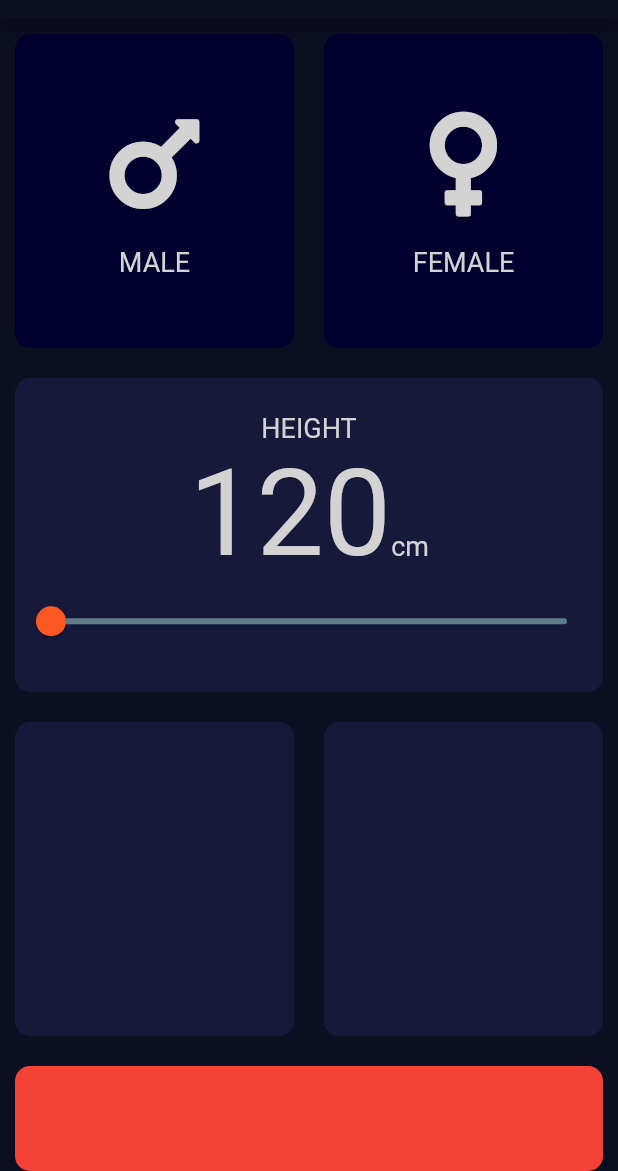
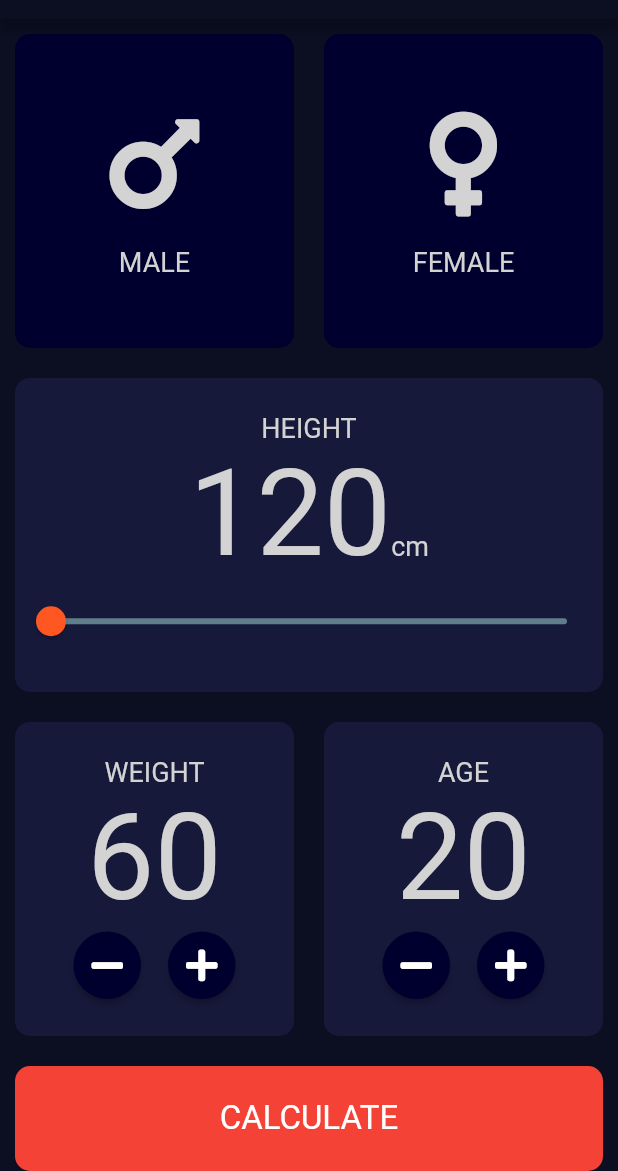
Before and after one commit to Safdar-Nazir/BMI-Calculator, a Flutter app: the screen it shows after launch, on a phone screen of 412 x 824 dp, the part 65-1236 px from its top. Run offline on Flutter 3.47's test engine with Material 2 defaults, Android fonts, the phone set to English and light mode, and no system bars; our stand-ins replace font_awesome_flutter.

Commit message:
First Input Page completed and rearranging the content in separate folders. Added route to the second page.

```diff
--- a/lib/contants.dart
+++ b/lib/contants.dart
@@ -1,8 +1,8 @@
 import 'package:flutter/material.dart';
 
-const activeCardColor = Color(0xff16193a);
-const inactiveCardColor = Color(0xff00002f);
-const bottomContainerButton = Colors.red;
+const kActiveCardColor = Color(0xff16193a);
+const kInactiveCardColor = Color(0xff00002f);
+const kBottomContainerButton = Colors.red;
 
 const labelTextStyle = TextStyle(
   color: Color(0xffD3D3D3),
@@ -13,3 +13,9 @@ const kNumberStyle = TextStyle(
   color: Color(0xffD3D3D3),
   fontSize: 80,
 );
+
+const kBottomButtonText = TextStyle(
+  color: Colors.white,
+  fontSize: 22,
+
+);
--- a/lib/input_page.dart
+++ /dev/null
@@ -1,141 +0,0 @@
-import 'package:flutter/material.dart';
-import 'reusable_card.dart';
-import 'package:font_awesome_flutter/font_awesome_flutter.dart';
-import 'icon_content.dart';
-import 'contants.dart';
-
-enum Gender {
-  male,
-  female,
-}
-int height = 120;
-
-class InputPage extends StatefulWidget {
-  const InputPage({Key key}) : super(key: key);
-
-  @override
-  _InputPageState createState() => _InputPageState();
-}
-
-Gender selectedGender;
-
-class _InputPageState extends State<InputPage> {
-  @override
-  Widget build(BuildContext context) {
-    return Scaffold(
-      appBar: AppBar(
-        title: Text("BMI Calculator"),
-      ),
-      body: Column(children: <Widget>[
-        Expanded(
-          child: Row(
-            children: <Widget>[
-              Expanded(
-                child: ReusableCard(
-                  onPress: (){
-                    setState(() {
-                      selectedGender = Gender.male;
-                    });
-                  },
-                  cardColor: selectedGender == Gender.male
-                      ? activeCardColor
-                      : inactiveCardColor,
-                  cardChild: IconContent(
-                    icon: FontAwesomeIcons.mars,
-                    label: 'MALE',
-                  ),
-                ),
-              ),
-              Expanded(
-                child: ReusableCard(
-                  onPress: (){
-                    setState(() {
-                      selectedGender = Gender.female;
-                    });
-                  },
-                  cardColor: selectedGender == Gender.female
-                      ? activeCardColor
-                      : inactiveCardColor,
-                  cardChild: IconContent(
-                    icon: FontAwesomeIcons.venus,
-                    label: 'FEMALE',
-
-                  ),
-                ),
-              ),
-            ],
-          ),
-        ),
-        Expanded(
-          child: Row(
-            children: <Widget>[
-              Expanded(
-                child: ReusableCard(
-                  cardColor: activeCardColor,
-                  cardChild: Column(
-                    mainAxisAlignment: MainAxisAlignment.center,
-                    children: <Widget>[
-                    Text(
-                      'HEIGHT',
-                      style: labelTextStyle,
-                    ),
-                    Row(
-                      mainAxisAlignment: MainAxisAlignment.center,
-                      crossAxisAlignment: CrossAxisAlignment.baseline,
-                      textBaseline: TextBaseline.alphabetic,
-                      children: <Widget>[
-                        Text(
-                          height.toString(),
-                          style: kNumberStyle,
-                        ),
-                        Text(
-                          'cm',
-                          style: labelTextStyle,
-                        ),
-                      ],
-                    ),
-                    Slider(value: height.toDouble(),
-                    min: 120.0,
-                    max: 220.0,
-                    activeColor: Colors.deepOrange,
-                    inactiveColor: Colors.blueGrey,
-                    onChanged: (double newValue){
-                      setState(() {
-                        height = newValue.round();
-                      });
-                    })
-                  ],),
-                ),
-              ),
-            ],
-          ),
-        ),
-        Expanded(
-          child: Row(
-            children: <Widget>[
-              Expanded(
-                child: ReusableCard(
-                  cardColor: activeCardColor,
-                ),
-              ),
-              Expanded(
-                child: ReusableCard(
-                  cardColor: activeCardColor,
-                ),
-              ),
-            ],
-          ),
-        ),
-        Container(
-          margin: EdgeInsets.only(top: 10, left: 10, right: 10),
-          width: double.infinity,
-          height: 70.0,
-          decoration: BoxDecoration(
-            color: bottomContainerButton,
-            borderRadius: BorderRadius.circular(10),
-          ),
-        )
-      ]),
-    );
-  }
-}
--- a/lib/main.dart
+++ b/lib/main.dart
@@ -1,5 +1,5 @@
 import 'package:flutter/material.dart';
-import 'input_page.dart';
+import 'screens/input_page.dart';
 
 void main() {
   runApp(MyApp());
--- /dev/null
+++ b/lib/screens/input_page.dart
@@ -0,0 +1,221 @@
+import 'package:flutter/material.dart';
+import 'package:vs_code_app/screens/results_page.dart';
+import '../widgets/reusable_card.dart';
+import 'package:font_awesome_flutter/font_awesome_flutter.dart';
+import '../widgets/icon_content.dart';
+import '../contants.dart';
+import '../widgets/rounded_icon_button.dart';
+import '../widgets/bottom_button.dart';
+
+enum Gender {
+  male,
+  female,
+}
+int height = 120;
+int weight = 60;
+int age = 20;
+
+class InputPage extends StatefulWidget {
+  const InputPage({Key key}) : super(key: key);
+
+  @override
+  _InputPageState createState() => _InputPageState();
+}
+
+Gender selectedGender;
+
+class _InputPageState extends State<InputPage> {
+  @override
+  Widget build(BuildContext context) {
+    return Scaffold(
+      appBar: AppBar(
+        title: Text("BMI Calculator"),
+      ),
+      body: Column(children: <Widget>[
+        Expanded(
+          child: Row(
+            children: <Widget>[
+              Expanded(
+                child: ReusableCard(
+                  onPress: () {
+                    setState(() {
+                      selectedGender = Gender.male;
+                    });
+                  },
+                  cardColor: selectedGender == Gender.male
+                      ? kActiveCardColor
+                      : kInactiveCardColor,
+                  cardChild: IconContent(
+                    icon: FontAwesomeIcons.mars,
+                    label: 'MALE',
+                  ),
+                ),
+              ),
+              Expanded(
+                child: ReusableCard(
+                  onPress: () {
+                    setState(() {
+                      selectedGender = Gender.female;
+                    });
+                  },
+                  cardColor: selectedGender == Gender.female
+                      ? kActiveCardColor
+                      : kInactiveCardColor,
+                  cardChild: IconContent(
+                    icon: FontAwesomeIcons.venus,
+                    label: 'FEMALE',
+                  ),
+                ),
+              ),
+            ],
+          ),
+        ),
+        Expanded(
+          child: Row(
+            children: <Widget>[
+              Expanded(
+                child: ReusableCard(
+                  cardColor: kActiveCardColor,
+                  cardChild: Column(
+                    mainAxisAlignment: MainAxisAlignment.center,
+                    children: <Widget>[
+                      Text(
+                        'HEIGHT',
+                        style: labelTextStyle,
+                      ),
+                      Row(
+                        mainAxisAlignment: MainAxisAlignment.center,
+                        crossAxisAlignment: CrossAxisAlignment.baseline,
+                        textBaseline: TextBaseline.alphabetic,
+                        children: <Widget>[
+                          Text(
+                            height.toString(),
+                            style: kNumberStyle,
+                          ),
+                          Text(
+                            'cm',
+                            style: labelTextStyle,
+                          ),
+                        ],
+                      ),
+                      Slider(
+                          value: height.toDouble(),
+                          min: 120.0,
+                          max: 220.0,
+                          activeColor: Colors.deepOrange,
+                          inactiveColor: Colors.blueGrey,
+                          onChanged: (double newValue) {
+                            setState(() {
+                              height = newValue.round();
+                            });
+                          })
+                    ],
+                  ),
+                ),
+              ),
+            ],
+          ),
+        ),
+        Expanded(
+          child: Row(
+            children: <Widget>[
+              Expanded(
+                child: ReusableCard(
+                  cardColor: kActiveCardColor,
+                  cardChild: Column(
+                    mainAxisAlignment: MainAxisAlignment.center,
+                    children: <Widget>[
+                      Text(
+                        'WEIGHT',
+                        style: labelTextStyle,
+                      ),
+                      Text(
+                        weight.toString(),
+                        style: kNumberStyle,
+                      ),
+                      Row(
+                        mainAxisAlignment: MainAxisAlignment.center,
+                        children: [
+                          RoundedIconButton(
+                              icon: FontAwesomeIcons.minus,
+                              onPressed: () {
+                                setState(() {
+                                  weight--;
+                                });
+                              }),
+                          SizedBox(
+                            width: 15,
+                          ),
+                          RoundedIconButton(
+                              icon: FontAwesomeIcons.plus,
+                              onPressed: () {
+                                setState(() {
+                                  weight++;
+                                });
+                              }),
+                        ],
+                      )
+                    ],
+                  ),
+                ),
+              ),
+              Expanded(
+                child: ReusableCard(
+                  cardColor: kActiveCardColor,
+                  cardChild: Column(
+                    mainAxisAlignment: MainAxisAlignment.center,
+                    children: <Widget>[
+                      Text(
+                        'AGE',
+                        style: labelTextStyle,
+                      ),
+                      Text(
+                        age.toString(),
+                        style: kNumberStyle,
+                      ),
+                      Row(
+                        mainAxisAlignment: MainAxisAlignment.center,
+                        children: [
+                          RoundedIconButton(
+                              icon: FontAwesomeIcons.minus,
+                              onPressed: () {
+                                setState(() {
+                                  age--;
+                                });
+                              }),
+                          SizedBox(
+                            width: 15,
+                          ),
+                          RoundedIconButton(
+                              icon: FontAwesomeIcons.plus,
+                              onPressed: () {
+                                setState(() {
+                                  age++;
+                                });
+                              }),
+                        ],
+                      )
+                    ],
+                  ),
+                ),
+              ),
+            ],
+          ),
+        ),
+        BottomButton(
+          buttonText: 'CALCULATE',
+          onTap: () {
+            Navigator.push(
+              context,
+              MaterialPageRoute(
+                builder: (context) {
+                  return ResultsPage();
+                },
+              ),
+            );
+          },
+        ),
+      ]),
+    );
+  }
+}
--- /dev/null
+++ b/lib/screens/results_page.dart
@@ -0,0 +1,14 @@
+import 'package:flutter/material.dart';
+
+class ResultsPage extends StatelessWidget {
+  @override
+  Widget build(BuildContext context) {
+    return Scaffold(
+      appBar: AppBar(
+        title: Text(
+          'BMI CALCULATOR',
+        ),
+      ),
+    );
+  }
+}
--- /dev/null
+++ b/lib/widgets/bottom_button.dart
@@ -0,0 +1,35 @@
+import 'package:flutter/material.dart';
+import 'package:vs_code_app/contants.dart';
+
+
+class BottomButton extends StatelessWidget {
+
+  BottomButton({@required this.buttonText, @required this.onTap});
+
+  final String buttonText;
+  final Function onTap;
+
+
+
+  @override
+  Widget build(BuildContext context) {
+    return GestureDetector(
+      onTap: onTap,
+      child: Container(
+        alignment:Alignment.center,
+        child: Text(
+          buttonText,
+          style: kBottomButtonText,
+
+        ),
+        margin: EdgeInsets.only(top: 10, left: 10, right: 10),
+        width: double.infinity,
+        height: 70.0,
+        decoration: BoxDecoration(
+          color: kBottomContainerButton,
+          borderRadius: BorderRadius.circular(10),
+        ),
+      ),
+    );
+  }
+}
--- a/lib/icon_content.dart
+++ b/lib/widgets/icon_content.dart
@@ -1,5 +1,5 @@
 import 'package:flutter/material.dart';
-import 'contants.dart';
+import '../contants.dart';
 
 class IconContent extends StatelessWidget {
   IconContent({this.icon, this.label});
--- a/lib/reusable_card.dart
+++ b/lib/widgets/reusable_card.dart
@@ -11,7 +11,7 @@ class ReusableCard extends StatelessWidget {
   Widget build(BuildContext context) {
     return GestureDetector(
       onTap: onPress,
-          child: Container(
+      child: Container(
         child: cardChild,
         margin: EdgeInsets.all(10),
         decoration: BoxDecoration(
--- /dev/null
+++ b/lib/widgets/rounded_icon_button.dart
@@ -0,0 +1,24 @@
+import 'package:flutter/material.dart';
+import 'package:vs_code_app/contants.dart';
+
+
+class RoundedIconButton extends StatelessWidget {
+  RoundedIconButton({@required this.icon, @required this.onPressed});
+
+  final IconData icon;
+  final Function onPressed;
+
+  @override
+  Widget build(BuildContext context) {
+    return RawMaterialButton(
+      onPressed: onPressed,
+      constraints: BoxConstraints.tightFor(
+        width: 45.0,
+        height: 45.0,
+      ),
+      child: Icon(icon, color: Colors.white,),
+      shape: CircleBorder(),
+      fillColor: kInactiveCardColor,
+    );
+  }
+}
```
